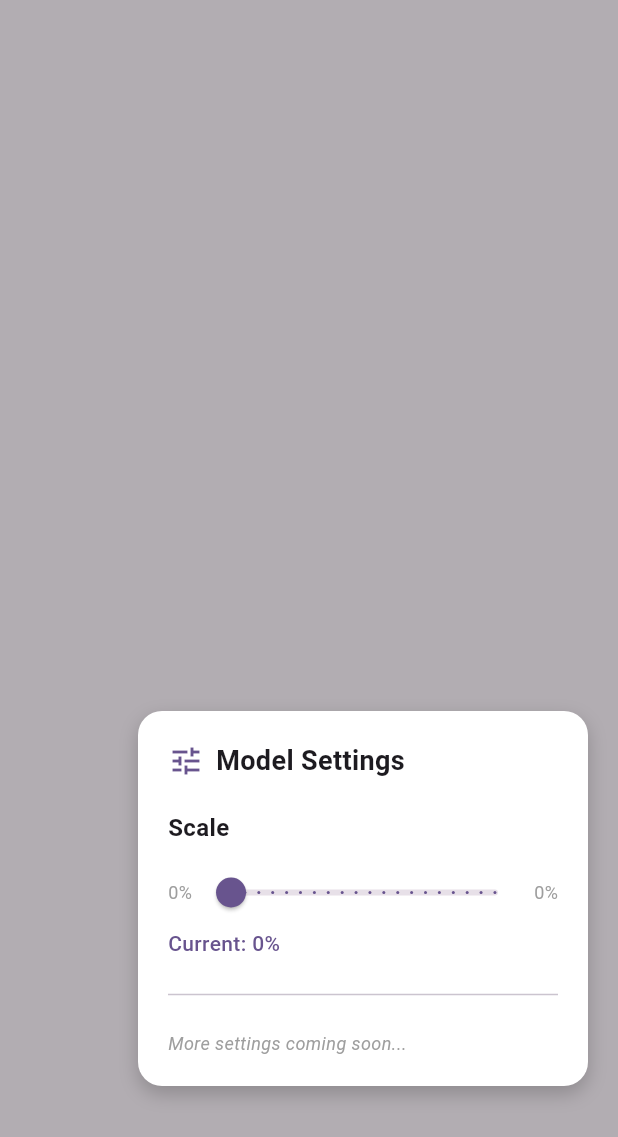
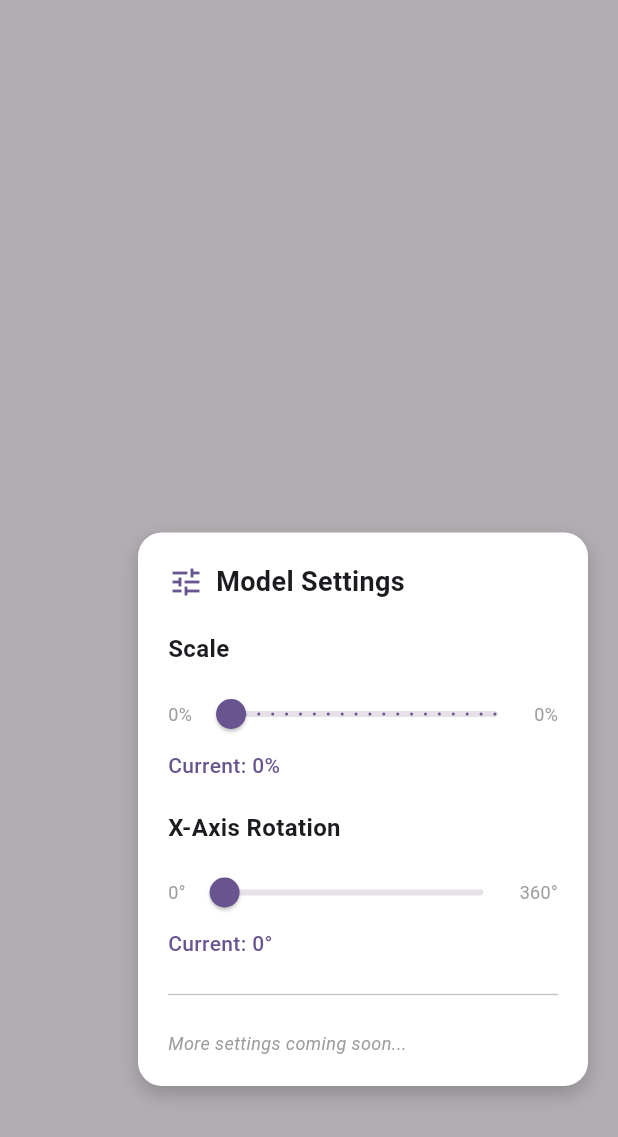
Before and after one commit to Ifou/SaktoSpaceAR, a Flutter app: the ARSettingsPanel widget shown alone on an empty page, opened directly with empty values, on a phone screen of 412 x 824 dp. Shown: the top 1137 px of the screen. Run offline on Flutter 3.47's test engine with Material 3 defaults, Android fonts, the light colour scheme and no system bars; our stand-ins replace permission_handler; missing offline and left inert: ar_flutter_plugin_2, flutter_3d_controller.

Commit message:
feat: add X-axis rotation functionality to AR model with debounced updates and UI controls

```diff
--- a/lib/widgets/ar_settings_panel.dart
+++ b/lib/widgets/ar_settings_panel.dart
@@ -3,7 +3,7 @@ import 'package:flutter/material.dart';
 /// A reusable settings panel widget for AR model configuration.
 ///
 /// This widget provides a modal overlay with controls for adjusting
-/// AR model properties like scale, and can be extended for additional
+/// AR model properties like scale and rotation, and can be extended for additional
 /// settings in the future.
 class ARSettingsPanel extends StatelessWidget {
   /// Current scale value of the AR model (0.0 to 1.0)
@@ -17,6 +17,12 @@ class ARSettingsPanel extends StatelessWidget {
 
   /// Callback function called when scale value changes
   final Function(double) onScaleChanged;
+
+  /// Current X-axis rotation value in degrees (0.0 to 360.0)
+  final double currentRotationX;
+
+  /// Callback function called when X-axis rotation value changes
+  final Function(double) onRotationXChanged;
 
   /// Callback function called when panel should be closed
   final VoidCallback onClose;
@@ -33,6 +39,8 @@ class ARSettingsPanel extends StatelessWidget {
     required this.minScale,
     required this.maxScale,
     required this.onScaleChanged,
+    required this.currentRotationX,
+    required this.onRotationXChanged,
     required this.onClose,
     this.onReset,
     this.isResetting = false,
@@ -136,6 +144,53 @@ class ARSettingsPanel extends StatelessWidget {
                             fontWeight: FontWeight.w500,
                           ),
                         ),
+                        const SizedBox(height: 20),
+
+                        // X-axis rotation slider
+                        const Text(
+                          'X-Axis Rotation',
+                          style: TextStyle(
+                            fontSize: 16,
+                            fontWeight: FontWeight.w600,
+                          ),
+                        ),
+                        const SizedBox(height: 8),
+                        Row(
+                          children: [
+                            const Text(
+                              '0°',
+                              style: TextStyle(
+                                fontSize: 12,
+                                color: Colors.grey,
+                              ),
+                            ),
+                            Expanded(
+                              child: Slider(
+                                value: currentRotationX,
+                                min: 0.0,
+                                max: 360.0,
+                                divisions: 36, // 10-degree increments
+                                activeColor: Theme.of(context).primaryColor,
+                                onChanged: onRotationXChanged,
+                              ),
+                            ),
+                            const Text(
+                              '360°',
+                              style: TextStyle(
+                                fontSize: 12,
+                                color: Colors.grey,
+                              ),
+                            ),
+                          ],
+                        ),
+                        Text(
+                          'Current: ${currentRotationX.round()}°',
+                          style: TextStyle(
+                            fontSize: 14,
+                            color: Theme.of(context).primaryColor,
+                            fontWeight: FontWeight.w500,
+                          ),
+                        ),
                         const SizedBox(height: 16),
 
                         // Reset Section
```
Also changed, not shown: lib/screens/local_ar_viewer.dart (+126 -130 lines).
